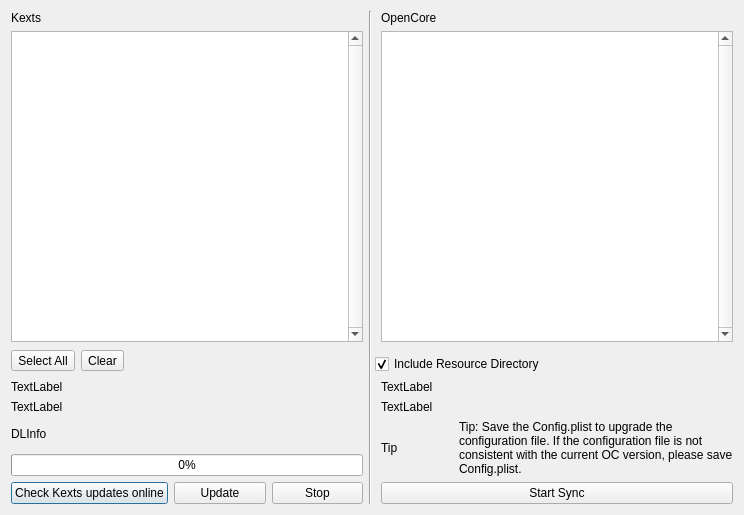
First picture: the form in syncocdialog.ui, repository ic005k/OCAuxiliaryTools, before the edit.
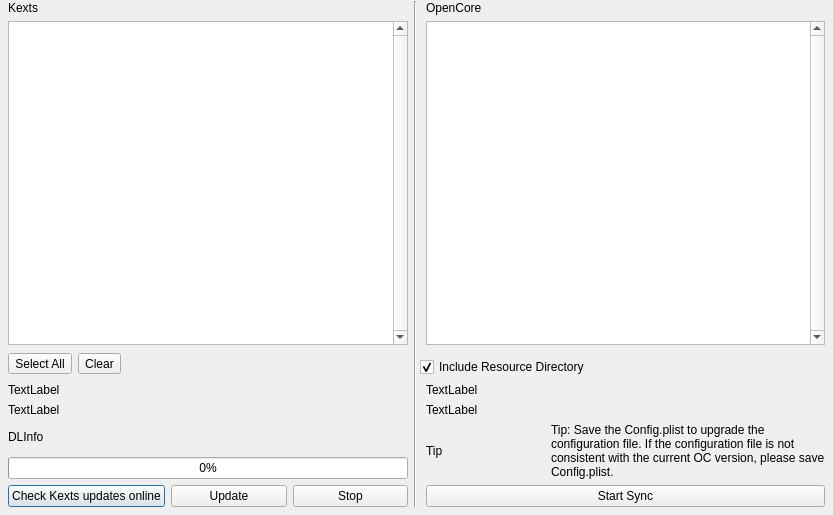
Second picture: the form after the edit.

What changed in the file:
```diff
--- a/syncocdialog.ui
+++ b/syncocdialog.ui
@@ -6,7 +6,7 @@
    <rect>
     <x>0</x>
     <y>0</y>
-    <width>744</width>
+    <width>833</width>
     <height>515</height>
    </rect>
   </property>
@@ -14,6 +14,18 @@
    <string>Sync OC</string>
   </property>
   <layout class="QGridLayout" name="gridLayout_10">
+   <property name="leftMargin">
+    <number>8</number>
+   </property>
+   <property name="topMargin">
+    <number>1</number>
+   </property>
+   <property name="rightMargin">
+    <number>8</number>
+   </property>
+   <property name="bottomMargin">
+    <number>8</number>
+   </property>
    <item row="0" column="0">
     <layout class="QGridLayout" name="gridLayout_7">
      <item row="1" column="0">
```
